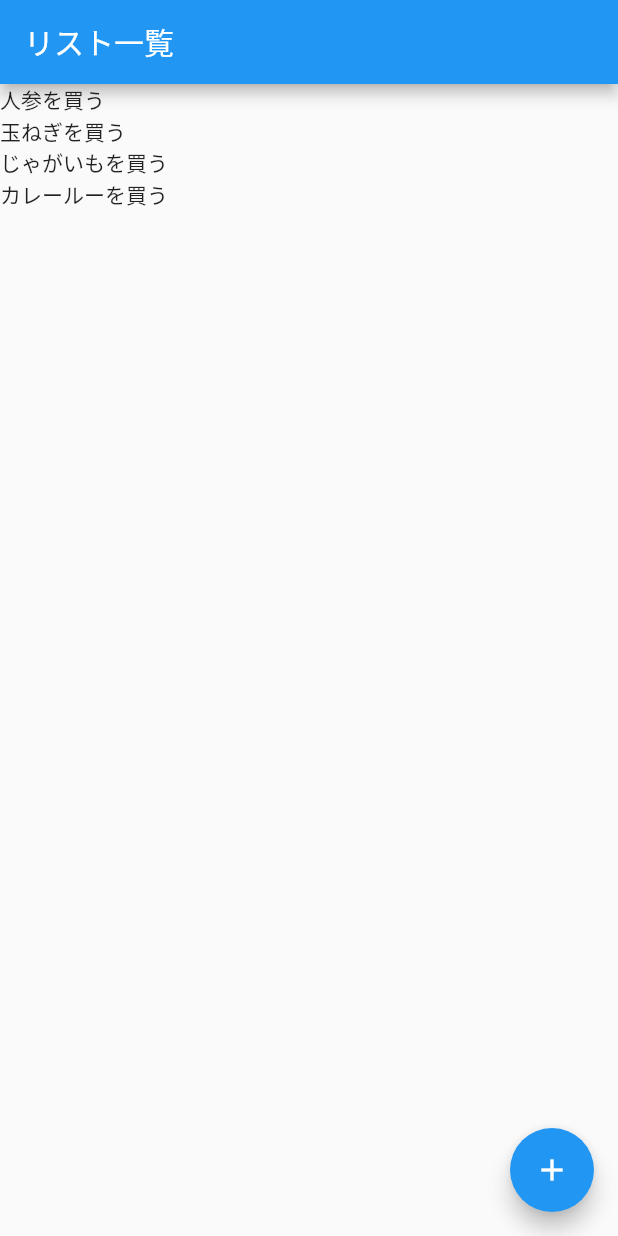
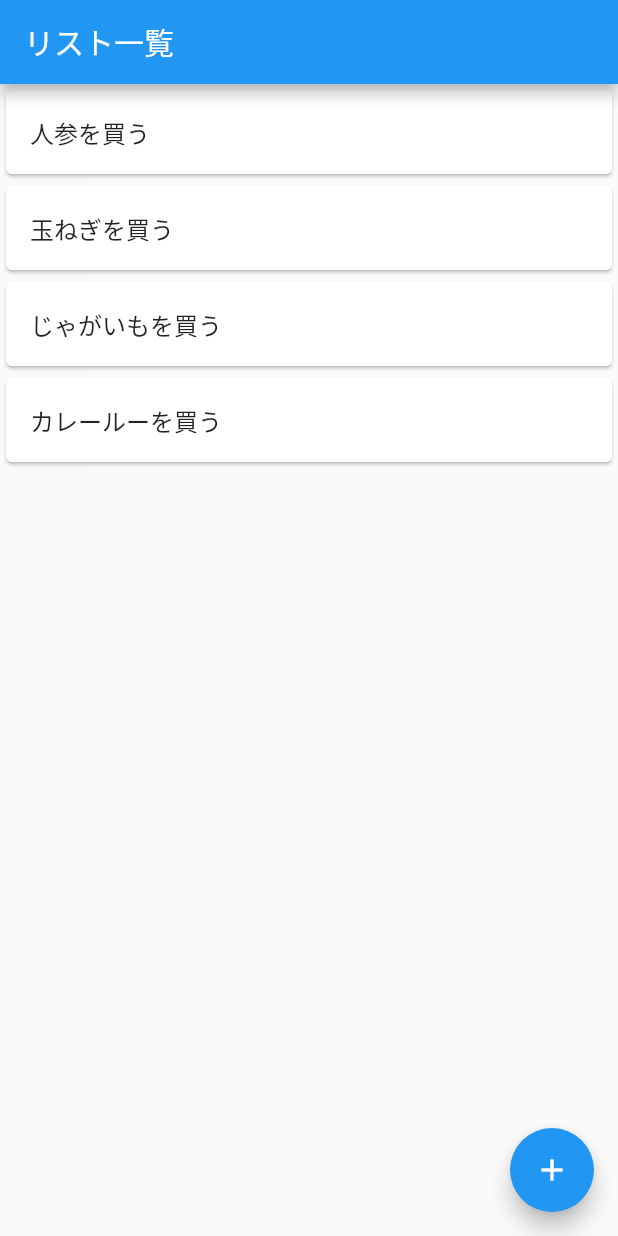
Before and after one commit to kawayama/todo_sample_flutter_study_dev, a Flutter app: the screen it shows after launch, on a phone screen of 412 x 824 dp. Run offline on Flutter 3.47's test engine with Material 2 defaults, Android fonts, the phone set to English and light mode, and no system bars.

Commit message:
リスト一覧のデザインを整える

```diff
--- a/lib/main.dart
+++ b/lib/main.dart
@@ -26,10 +26,26 @@ class TodoListPage extends StatelessWidget {
       ),
       body: ListView(
         children: <Widget>[
-          Text('人参を買う'),
-          Text('玉ねぎを買う'),
-          Text('じゃがいもを買う'),
-          Text('カレールーを買う'),
+          Card(
+            child: ListTile(
+              title: Text('人参を買う'),
+            ),
+          ),
+          Card(
+            child: ListTile(
+                title: Text('玉ねぎを買う'),
+            ),
+          ),
+          Card(
+            child: ListTile(
+                title: Text('じゃがいもを買う'),
+            ),
+          ),
+          Card(
+            child: ListTile(
+                title: Text('カレールーを買う'),
+            ),
+          ),
         ],
       ),
       floatingActionButton: FloatingActionButton(
```
